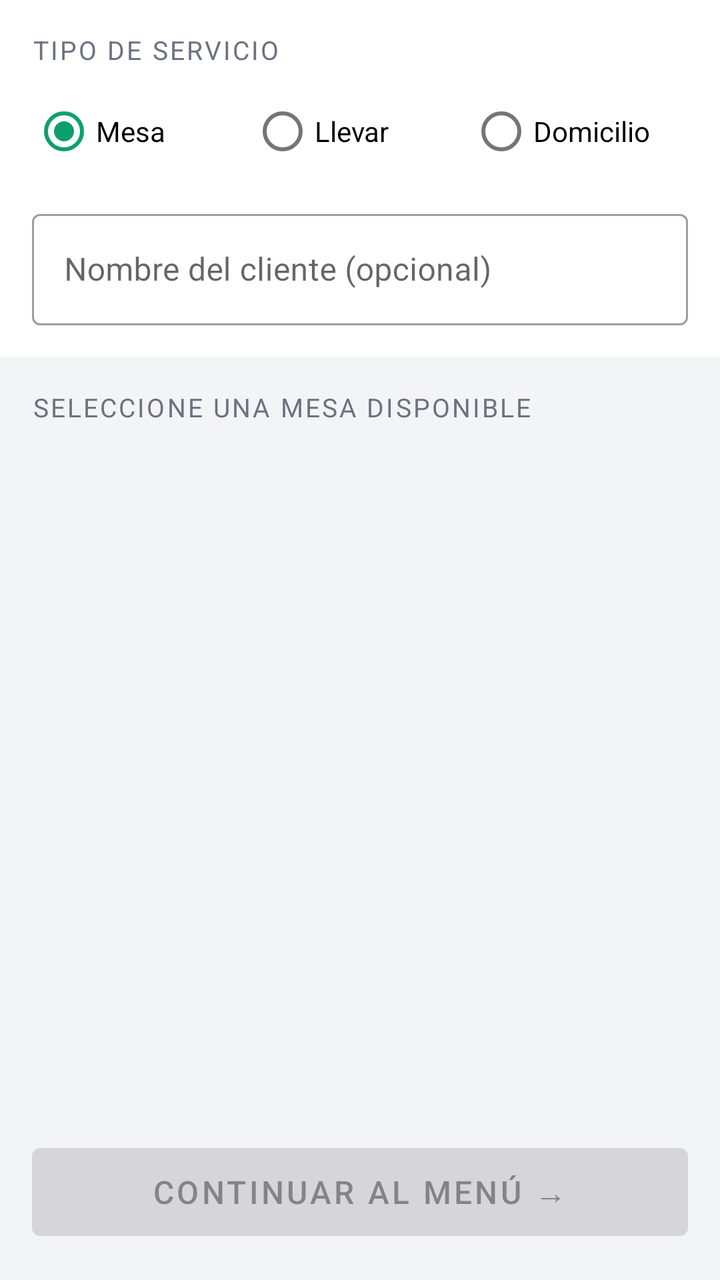
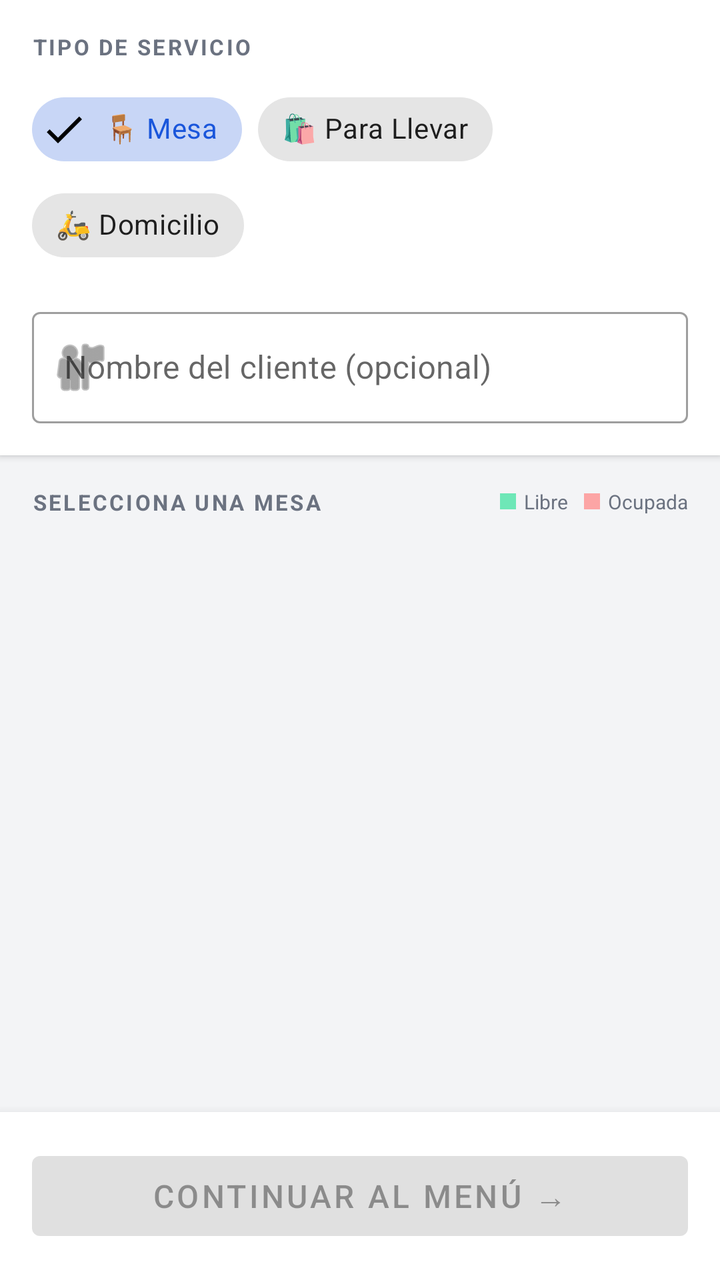

Screens rendered from an Android XML layout before and after an edit, with the pre-edit source and the edit as a unified diff.
<!-- AndroidManifest.xml: application theme Theme.CafeteriaPos -->
<!-- res/layout/activity_table_selector.xml -->
<?xml version="1.0" encoding="utf-8"?>
<LinearLayout xmlns:android="http://schemas.android.com/apk/res/android"
    android:layout_width="match_parent"
    android:layout_height="match_parent"
    android:orientation="vertical"
    android:background="@color/background">

    <LinearLayout
        android:layout_width="match_parent"
        android:layout_height="wrap_content"
        android:orientation="vertical"
        android:padding="16dp"
        android:background="@color/surface">

        <TextView
            android:layout_width="wrap_content"
            android:layout_height="wrap_content"
            android:text="Tipo de Servicio"
            android:textSize="13sp"
            android:textColor="@color/text_secondary"
            android:textAllCaps="true"
            android:letterSpacing="0.08"
            android:layout_marginBottom="8dp"/>

        <RadioGroup
            android:id="@+id/rgServiceType"
            android:layout_width="match_parent"
            android:layout_height="wrap_content"
            android:orientation="horizontal">

            <RadioButton android:id="@+id/rbMesa"
                android:layout_width="0dp"
                android:layout_height="wrap_content"
                android:layout_weight="1"
                android:text="Mesa"
                android:checked="true"/>

            <RadioButton android:id="@+id/rbLlevar"
                android:layout_width="0dp"
                android:layout_height="wrap_content"
                android:layout_weight="1"
                android:text="Llevar"/>

            <RadioButton android:id="@+id/rbDomicilio"
                android:layout_width="0dp"
                android:layout_height="wrap_content"
                android:layout_weight="1"
                android:text="Domicilio"/>
        </RadioGroup>

        <com.google.android.material.textfield.TextInputLayout
            android:id="@+id/tilCustomer"
            style="@style/Widget.MaterialComponents.TextInputLayout.OutlinedBox"
            android:layout_width="match_parent"
            android:layout_height="wrap_content"
            android:hint="Nombre del cliente (opcional)"
            android:layout_marginTop="12dp">
            <com.google.android.material.textfield.TextInputEditText
                android:id="@+id/etCustomerName"
                android:layout_width="match_parent"
                android:layout_height="wrap_content"
                android:inputType="textPersonName"/>
        </com.google.android.material.textfield.TextInputLayout>

        <LinearLayout
            android:id="@+id/layoutAddress"
            android:layout_width="match_parent"
            android:layout_height="wrap_content"
            android:orientation="vertical"
            android:visibility="gone">
            <com.google.android.material.textfield.TextInputLayout
                style="@style/Widget.MaterialComponents.TextInputLayout.OutlinedBox"
                android:layout_width="match_parent"
                android:layout_height="wrap_content"
                android:hint="Dirección de entrega"
                android:layout_marginTop="10dp">
                <com.google.android.material.textfield.TextInputEditText
                    android:id="@+id/etAddress"
                    android:layout_width="match_parent"
                    android:layout_height="wrap_content"
                    android:inputType="textPostalAddress"/>
            </com.google.android.material.textfield.TextInputLayout>
        </LinearLayout>
    </LinearLayout>

    <ProgressBar
        android:id="@+id/progressBar"
        android:layout_width="wrap_content"
        android:layout_height="wrap_content"
        android:layout_gravity="center_horizontal"
        android:visibility="gone"
        android:layout_marginTop="16dp"/>

    <TextView
        android:id="@+id/tvTablesLabel"
        android:layout_width="match_parent"
        android:layout_height="wrap_content"
        android:text="Seleccione una mesa disponible"
        android:textSize="13sp"
        android:textColor="@color/text_secondary"
        android:textAllCaps="true"
        android:letterSpacing="0.08"
        android:paddingHorizontal="16dp"
        android:paddingTop="16dp"
        android:paddingBottom="8dp"/>

    <androidx.recyclerview.widget.RecyclerView
        android:id="@+id/rvTables"
        android:layout_width="match_parent"
        android:layout_height="0dp"
        android:layout_weight="1"
        android:padding="12dp"
        android:clipToPadding="false"/>

    <com.google.android.material.button.MaterialButton
        android:id="@+id/btnContinue"
        android:layout_width="match_parent"
        android:layout_height="56dp"
        android:text="Continuar al Menú →"
        android:textSize="16sp"
        android:enabled="false"
        android:layout_margin="16dp"/>

</LinearLayout>
<!-- resources referenced by this layout -->
<resources>
  <color name="background">#f3f4f6</color>
  <color name="surface">#ffffff</color>
  <color name="text_secondary">#6b7280</color>
  <style name="Theme.CafeteriaPos" parent="Theme.MaterialComponents.DayNight.DarkActionBar">
          <item name="colorPrimary">@color/primary</item>
          <item name="colorPrimaryDark">@color/primary_dark</item>
          <item name="colorAccent">@color/secondary</item>
          <item name="android:windowBackground">@color/background</item>
          <item name="android:statusBarColor">@color/primary_dark</item>
      </style>
  <color name="primary">#1a56db</color>
  <color name="primary_dark">#1341b0</color>
  <color name="secondary">#0e9f6e</color>
</resources>

<!-- the commit's change to res/layout/activity_table_selector.xml (unified diff, before → after) -->
@@ -1,88 +1,106 @@
 <?xml version="1.0" encoding="utf-8"?>
 <LinearLayout xmlns:android="http://schemas.android.com/apk/res/android"
+    xmlns:app="http://schemas.android.com/apk/res-auto"
     android:layout_width="match_parent"
     android:layout_height="match_parent"
     android:orientation="vertical"
     android:background="@color/background">
 
+    
     <LinearLayout
         android:layout_width="match_parent"
         android:layout_height="wrap_content"
         android:orientation="vertical"
+        android:background="@color/surface"
         android:padding="16dp"
-        android:background="@color/surface">
-
-        <TextView
-            android:layout_width="wrap_content"
-            android:layout_height="wrap_content"
-            android:text="Tipo de Servicio"
-            android:textSize="13sp"
+        android:elevation="2dp">
+
+        <TextView
+            android:layout_width="wrap_content"
+            android:layout_height="wrap_content"
+            android:text="TIPO DE SERVICIO"
+            android:textSize="11sp"
+            android:textStyle="bold"
             android:textColor="@color/text_secondary"
-            android:textAllCaps="true"
-            android:letterSpacing="0.08"
-            android:layout_marginBottom="8dp"/>
-
-        <RadioGroup
-            android:id="@+id/rgServiceType"
-            android:layout_width="match_parent"
-            android:layout_height="wrap_content"
-            android:orientation="horizontal">
-
-            <RadioButton android:id="@+id/rbMesa"
-                android:layout_width="0dp"
-                android:layout_height="wrap_content"
-                android:layout_weight="1"
-                android:text="Mesa"
-                android:checked="true"/>
-
-            <RadioButton android:id="@+id/rbLlevar"
-                android:layout_width="0dp"
-                android:layout_height="wrap_content"
-                android:layout_weight="1"
-                android:text="Llevar"/>
-
-            <RadioButton android:id="@+id/rbDomicilio"
-                android:layout_width="0dp"
-                android:layout_height="wrap_content"
-                android:layout_weight="1"
-                android:text="Domicilio"/>
-        </RadioGroup>
-
+            android:letterSpacing="0.1"
+            android:layout_marginBottom="10dp"/>
+
+        
+        <com.google.android.material.chip.ChipGroup
+            android:id="@+id/chipGroupServiceType"
+            android:layout_width="match_parent"
+            android:layout_height="wrap_content"
+            app:singleSelection="true"
+            app:selectionRequired="true"
+            android:layout_marginBottom="14dp">
+
+            <com.google.android.material.chip.Chip
+                android:id="@+id/chipMesa"
+                android:layout_width="wrap_content"
+                android:layout_height="wrap_content"
+                android:text="🪑 Mesa"
+                android:textSize="14sp"
+                android:checked="true"
+                style="@style/Widget.MaterialComponents.Chip.Choice"
+                app:checkedIconVisible="true"/>
+
+            <com.google.android.material.chip.Chip
+                android:id="@+id/chipLlevar"
+                android:layout_width="wrap_content"
+                android:layout_height="wrap_content"
+                android:text="🛍 Para Llevar"
+                android:textSize="14sp"
+                style="@style/Widget.MaterialComponents.Chip.Choice"
+                app:checkedIconVisible="true"/>
+
+            <com.google.android.material.chip.Chip
+                android:id="@+id/chipDomicilio"
+                android:layout_width="wrap_content"
+                android:layout_height="wrap_content"
+                android:text="🛵 Domicilio"
+                android:textSize="14sp"
+                style="@style/Widget.MaterialComponents.Chip.Choice"
+                app:checkedIconVisible="true"/>
+        </com.google.android.material.chip.ChipGroup>
+
+        
         <com.google.android.material.textfield.TextInputLayout
             android:id="@+id/tilCustomer"
             style="@style/Widget.MaterialComponents.TextInputLayout.OutlinedBox"
             android:layout_width="match_parent"
             android:layout_height="wrap_content"
             android:hint="Nombre del cliente (opcional)"
-            android:layout_marginTop="12dp">
+            app:startIconDrawable="@android:drawable/ic_menu_myplaces">
+
             <com.google.android.material.textfield.TextInputEditText
                 android:id="@+id/etCustomerName"
                 android:layout_width="match_parent"
                 android:layout_height="wrap_content"
-                android:inputType="textPersonName"/>
+                android:inputType="textPersonName"
+                android:imeOptions="actionDone"/>
         </com.google.android.material.textfield.TextInputLayout>
 
-        <LinearLayout
-            android:id="@+id/layoutAddress"
-            android:layout_width="match_parent"
-            android:layout_height="wrap_content"
-            android:orientation="vertical"
-            android:visibility="gone">
-            <com.google.android.material.textfield.TextInputLayout
-                style="@style/Widget.MaterialComponents.TextInputLayout.OutlinedBox"
+        
+        <com.google.android.material.textfield.TextInputLayout
+            android:id="@+id/tilAddress"
+            style="@style/Widget.MaterialComponents.TextInputLayout.OutlinedBox"
+            android:layout_width="match_parent"
+            android:layout_height="wrap_content"
+            android:hint="Dirección de entrega"
+            android:layout_marginTop="10dp"
+            android:visibility="gone"
+            app:startIconDrawable="@android:drawable/ic_dialog_map">
+
+            <com.google.android.material.textfield.TextInputEditText
+                android:id="@+id/etAddress"
                 android:layout_width="match_parent"
                 android:layout_height="wrap_content"
-                android:hint="Dirección de entrega"
-                android:layout_marginTop="10dp">
-                <com.google.android.material.textfield.TextInputEditText
-                    android:id="@+id/etAddress"
-                    android:layout_width="match_parent"
-                    android:layout_height="wrap_content"
-                    android:inputType="textPostalAddress"/>
-            </com.google.android.material.textfield.TextInputLayout>
-        </LinearLayout>
-    </LinearLayout>
-
+                android:inputType="textPostalAddress"
+                android:imeOptions="actionDone"/>
+        </com.google.android.material.textfield.TextInputLayout>
+    </LinearLayout>
+
+    
     <ProgressBar
         android:id="@+id/progressBar"
         android:layout_width="wrap_content"
@@ -91,34 +109,124 @@
         android:visibility="gone"
         android:layout_marginTop="16dp"/>
 
-    <TextView
-        android:id="@+id/tvTablesLabel"
-        android:layout_width="match_parent"
-        android:layout_height="wrap_content"
-        android:text="Seleccione una mesa disponible"
-        android:textSize="13sp"
-        android:textColor="@color/text_secondary"
-        android:textAllCaps="true"
-        android:letterSpacing="0.08"
+    
+    <LinearLayout
+        android:id="@+id/layoutTablesSection"
+        android:layout_width="match_parent"
+        android:layout_height="wrap_content"
+        android:orientation="horizontal"
         android:paddingHorizontal="16dp"
         android:paddingTop="16dp"
-        android:paddingBottom="8dp"/>
-
+        android:paddingBottom="8dp"
+        android:gravity="center_vertical">
+
+        <TextView
+            android:layout_width="0dp"
+            android:layout_height="wrap_content"
+            android:layout_weight="1"
+            android:text="SELECCIONA UNA MESA"
+            android:textSize="11sp"
+            android:textStyle="bold"
+            android:textColor="@color/text_secondary"
+            android:letterSpacing="0.1"/>
+
+        
+        <LinearLayout
+            android:layout_width="wrap_content"
+            android:layout_height="wrap_content"
+            android:orientation="horizontal"
+            android:gravity="center_vertical">
+
+            <View
+                android:layout_width="8dp"
+                android:layout_height="8dp"
+                android:background="@color/table_free_stroke"
+                android:layout_marginEnd="4dp"/>
+            <TextView
+                android:layout_width="wrap_content"
+                android:layout_height="wrap_content"
+                android:text="Libre"
+                android:textSize="10sp"
+                android:textColor="@color/text_secondary"
+                android:layout_marginEnd="8dp"/>
+
+            <View
+                android:layout_width="8dp"
+                android:layout_height="8dp"
+                android:background="@color/table_occupied_stroke"
+                android:layout_marginEnd="4dp"/>
+            <TextView
+                android:layout_width="wrap_content"
+                android:layout_height="wrap_content"
+                android:text="Ocupada"
+                android:textSize="10sp"
+                android:textColor="@color/text_secondary"/>
+        </LinearLayout>
+    </LinearLayout>
+
+    
     <androidx.recyclerview.widget.RecyclerView
         android:id="@+id/rvTables"
         android:layout_width="match_parent"
         android:layout_height="0dp"
         android:layout_weight="1"
-        android:padding="12dp"
+        android:padding="10dp"
         android:clipToPadding="false"/>
 
-    <com.google.android.material.button.MaterialButton
-        android:id="@+id/btnContinue"
-        android:layout_width="match_parent"
-        android:layout_height="56dp"
-        android:text="Continuar al Menú →"
-        android:textSize="16sp"
-        android:enabled="false"
-        android:layout_margin="16dp"/>
+    
+    <LinearLayout
+        android:id="@+id/layoutNoTablesNeeded"
+        android:layout_width="match_parent"
+        android:layout_height="0dp"
+        android:layout_weight="1"
+        android:orientation="vertical"
+        android:gravity="center"
+        android:padding="32dp"
+        android:visibility="gone">
+
+        <TextView
+            android:layout_width="wrap_content"
+            android:layout_height="wrap_content"
+            android:text="🛍️"
+            android:textSize="48sp"
+            android:layout_marginBottom="16dp"/>
+
+        <TextView
+            android:id="@+id/tvNoTableMessage"
+            android:layout_width="wrap_content"
+            android:layout_height="wrap_content"
+            android:text="No se requiere mesa"
+            android:textSize="16sp"
+            android:textStyle="bold"
+            android:textColor="@color/text_primary"
+            android:gravity="center"
+            android:layout_marginBottom="8dp"/>
+
+        <TextView
+            android:id="@+id/tvNoTableSubtitle"
+            android:layout_width="wrap_content"
+            android:layout_height="wrap_content"
+            android:text="Continúa para seleccionar los productos"
+            android:textSize="14sp"
+            android:textColor="@color/text_secondary"
+            android:gravity="center"/>
+    </LinearLayout>
+
+    
+    <LinearLayout
+        android:layout_width="match_parent"
+        android:layout_height="wrap_content"
+        android:background="@color/surface"
+        android:padding="16dp"
+        android:elevation="8dp">
+
+        <com.google.android.material.button.MaterialButton
+            android:id="@+id/btnContinue"
+            android:layout_width="match_parent"
+            android:layout_height="52dp"
+            android:text="Continuar al Menú →"
+            android:textSize="16sp"
+            android:enabled="false"/>
+    </LinearLayout>
 
 </LinearLayout>
<!-- resource entries referenced after the edit -->
@@ -2,6 +2,9 @@
 <resources>
   <color name="background">#f3f4f6</color>
   <color name="surface">#ffffff</color>
+  <color name="table_free_stroke">#6ee7b7</color>
+  <color name="table_occupied_stroke">#fca5a5</color>
+  <color name="text_primary">#111827</color>
   <color name="text_secondary">#6b7280</color>
   <style name="Theme.CafeteriaPos" parent="Theme.MaterialComponents.DayNight.DarkActionBar">
           <item name="colorPrimary">@color/primary</item>
